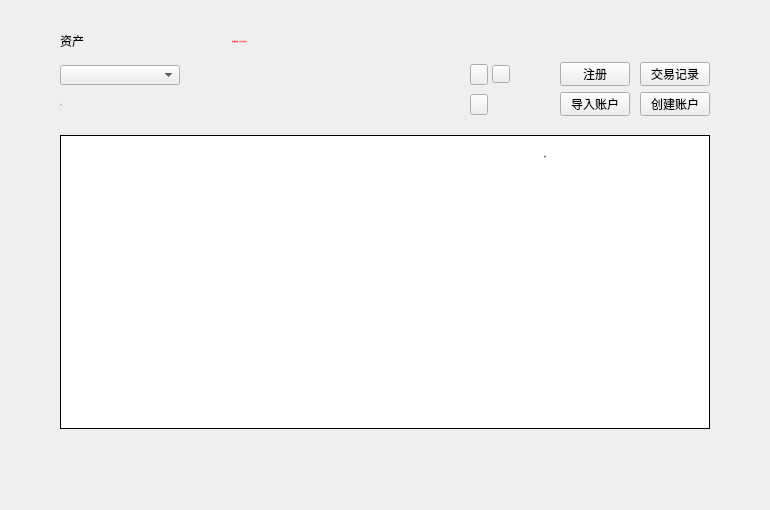
First picture: the form in XWCWallet/mainpage.ui, repository Whitecoin-Owner/Whitecoin-qt, before the edit.
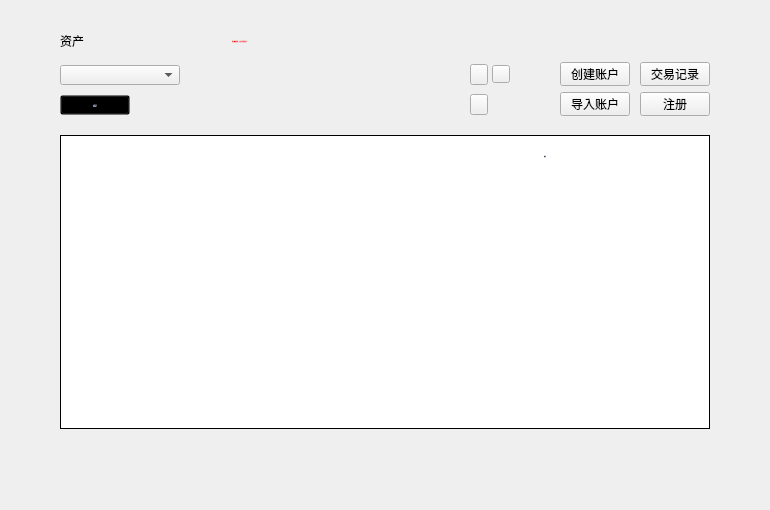
Second picture: the form after the edit. Icons and pictures are not drawn. Custom widgets are drawn as their Qt base class.

```diff
--- a/XWCWallet/mainpage.ui
+++ b/XWCWallet/mainpage.ui
@@ -50,8 +50,8 @@
   <widget class="QToolButton" name="addAccountBtn">
    <property name="geometry">
     <rect>
-     <x>640</x>
-     <y>92</y>
+     <x>560</x>
+     <y>62</y>
      <width>70</width>
      <height>24</height>
     </rect>
@@ -339,9 +339,9 @@
     <font>
      <family>Microsoft YaHei</family>
      <pointsize>-1</pointsize>
-     <weight>50</weight>
+     <weight>75</weight>
      <italic>false</italic>
-     <bold>false</bold>
+     <bold>true</bold>
     </font>
    </property>
    <property name="styleSheet">
@@ -428,9 +428,9 @@
   <widget class="CommonControl::EllipsisLabel" name="pubKeyLabel">
    <property name="geometry">
     <rect>
-     <x>120</x>
+     <x>140</x>
      <y>95</y>
-     <width>340</width>
+     <width>320</width>
      <height>20</height>
     </rect>
    </property>
@@ -484,43 +484,11 @@
     <string/>
    </property>
   </widget>
-  <widget class="QLabel" name="pubKeyLabel_2">
-   <property name="geometry">
-    <rect>
-     <x>60</x>
-     <y>95</y>
-     <width>60</width>
-     <height>20</height>
-    </rect>
-   </property>
-   <property name="font">
-    <font>
-     <family>微软雅黑</family>
-     <pointsize>-1</pointsize>
-     <weight>50</weight>
-     <italic>false</italic>
-     <bold>false</bold>
-    </font>
-   </property>
-   <property name="styleSheet">
-    <string notr="true">QLabel{color: rgb(135,144,172);font: 14px &quot;微软雅黑&quot;;}
-</string>
-   </property>
-   <property name="text">
-    <string>公钥</string>
-   </property>
-   <property name="scaledContents">
-    <bool>true</bool>
-   </property>
-   <property name="textInteractionFlags">
-    <set>Qt::TextSelectableByMouse</set>
-   </property>
-  </widget>
   <widget class="QToolButton" name="registerBtn">
    <property name="geometry">
     <rect>
-     <x>560</x>
-     <y>62</y>
+     <x>640</x>
+     <y>92</y>
      <width>70</width>
      <height>24</height>
     </rect>
@@ -546,6 +514,41 @@
     <string>注册</string>
    </property>
   </widget>
+  <widget class="QToolButton" name="pubkeyBtn">
+   <property name="geometry">
+    <rect>
+     <x>60</x>
+     <y>95</y>
+     <width>70</width>
+     <height>20</height>
+    </rect>
+   </property>
+   <property name="font">
+    <font>
+     <family>微软雅黑</family>
+     <pointsize>-1</pointsize>
+     <weight>50</weight>
+     <italic>false</italic>
+     <bold>false</bold>
+     <underline>true</underline>
+    </font>
+   </property>
+   <property name="cursor">
+    <cursorShape>PointingHandCursor</cursorShape>
+   </property>
+   <property name="focusPolicy">
+    <enum>Qt::NoFocus</enum>
+   </property>
+   <property name="styleSheet">
+    <string notr="true">background:transparent;
+color: rgb(135,144,172);
+font: 12px &quot;微软雅黑&quot;;
+text-decoration: underline;</string>
+   </property>
+   <property name="text">
+    <string>查看公钥</string>
+   </property>
+  </widget>
   <zorder>title_label</zorder>
   <zorder>addressLabel</zorder>
   <zorder>addAccountBtn</zorder>
```
Left out of the diff: 8 changed lines with no effect on the pictures.
